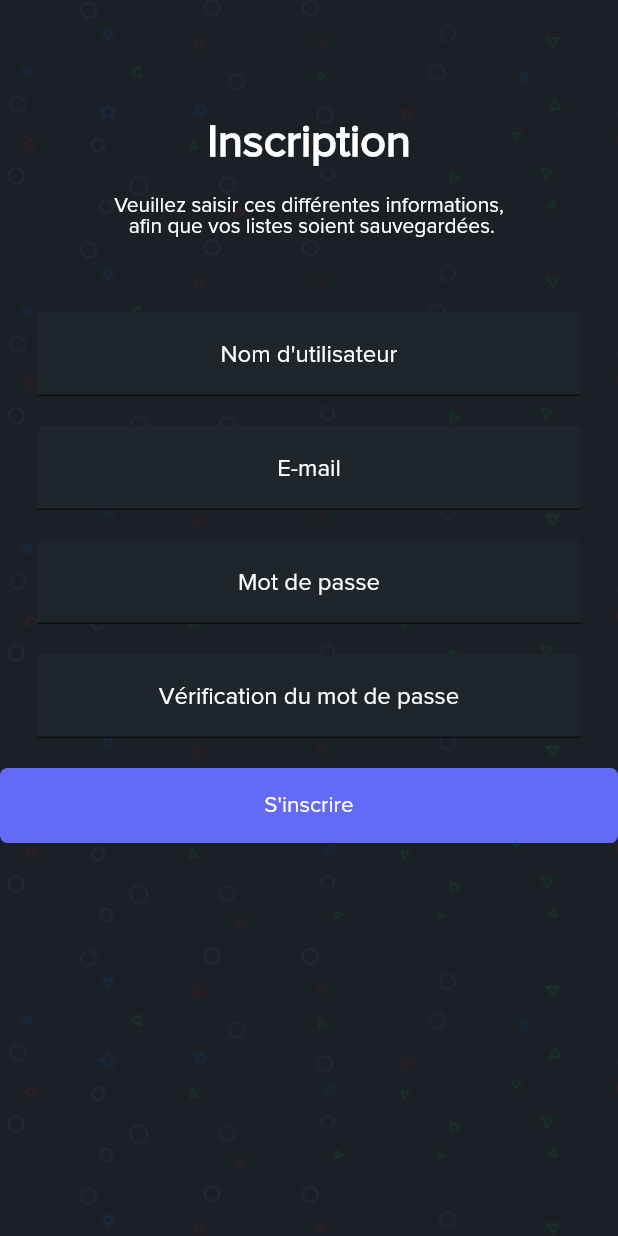
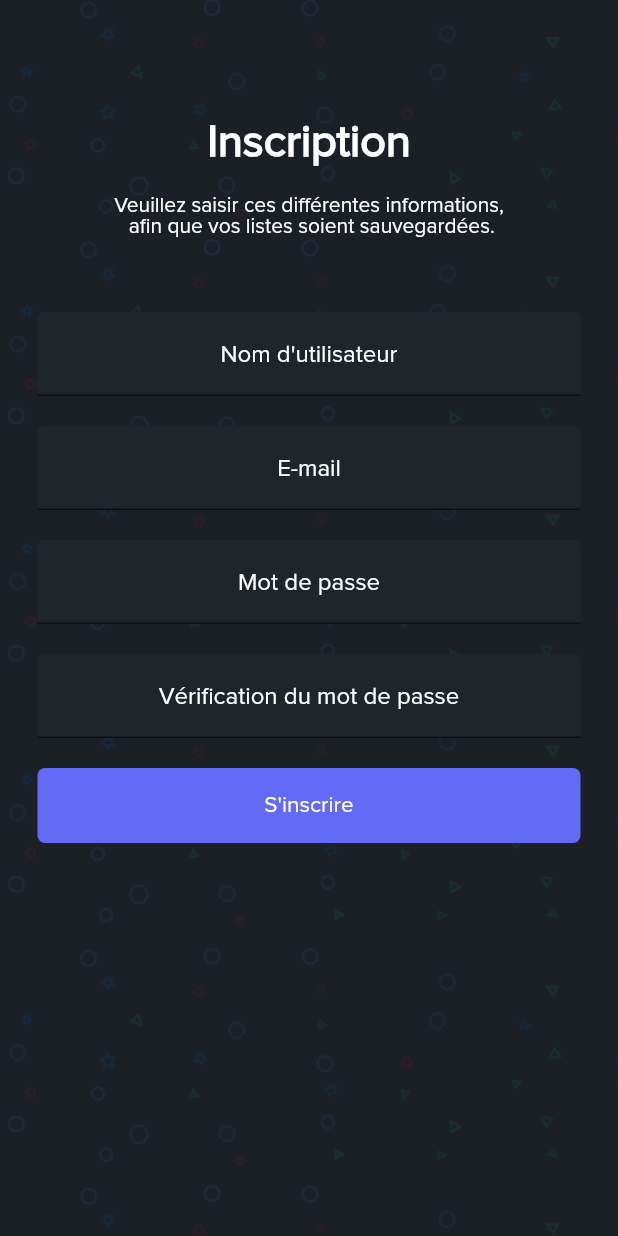
Before and after one commit to adamelz/Projet_Mobile, a Flutter app: the Inscription screen opened directly, on a phone screen of 412 x 824 dp. Run offline on Flutter 3.47's test engine with Material 2 defaults, Android fonts, the light colour scheme and no system bars; our stand-ins replace cloud_firestore, firebase_auth, firebase_core, flutter_svg, get; accounts and stored records are empty; network calls fail; statements that could not run were skipped.

Commit message:
bouton s'inscrire réglé

```diff
--- a/lib/screens/Inscription.dart
+++ b/lib/screens/Inscription.dart
@@ -196,7 +196,10 @@ class _InscriptionState extends State<Inscription> {
               ),
             ),
             SizedBox(height: 20.0),
-            Container(
+      Padding(
+        //padding: const EdgeInsets.only(left:15.0,right: 15.0,top:0,bottom: 0),
+        padding: EdgeInsets.symmetric(horizontal: 25),
+            child:Container(
               height: 50,
               width: 350,
               decoration: BoxDecoration(
@@ -216,6 +219,7 @@ class _InscriptionState extends State<Inscription> {
                 ),
               ),
             ),
+      ),
           ],
         ),
       ),
```
